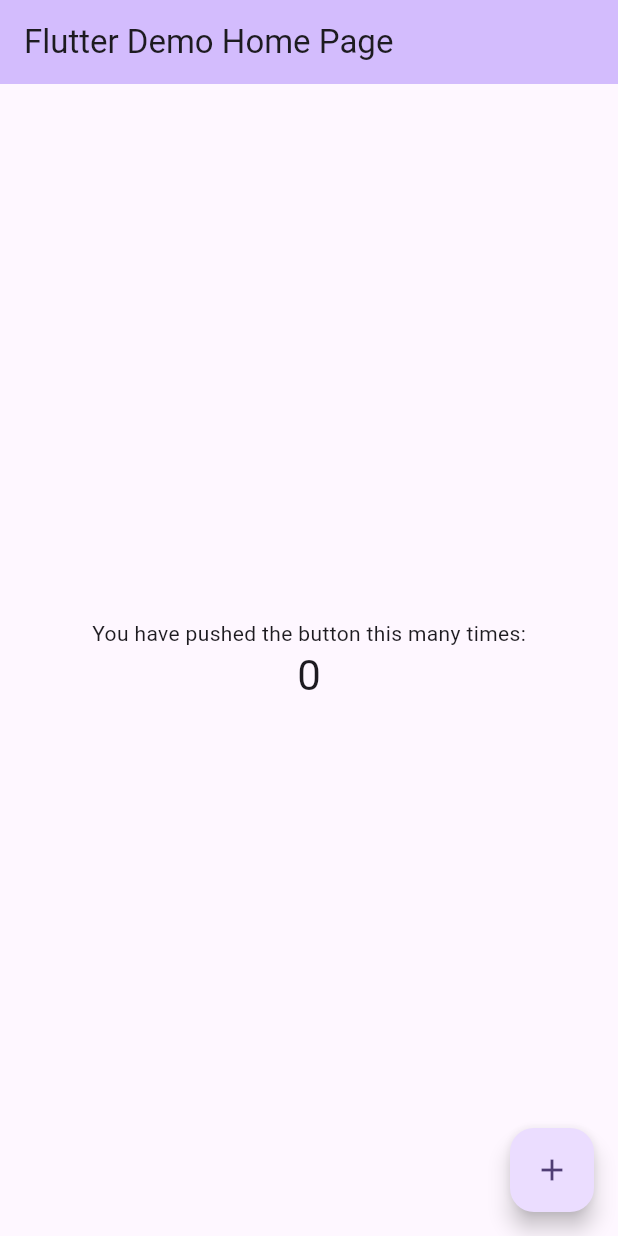
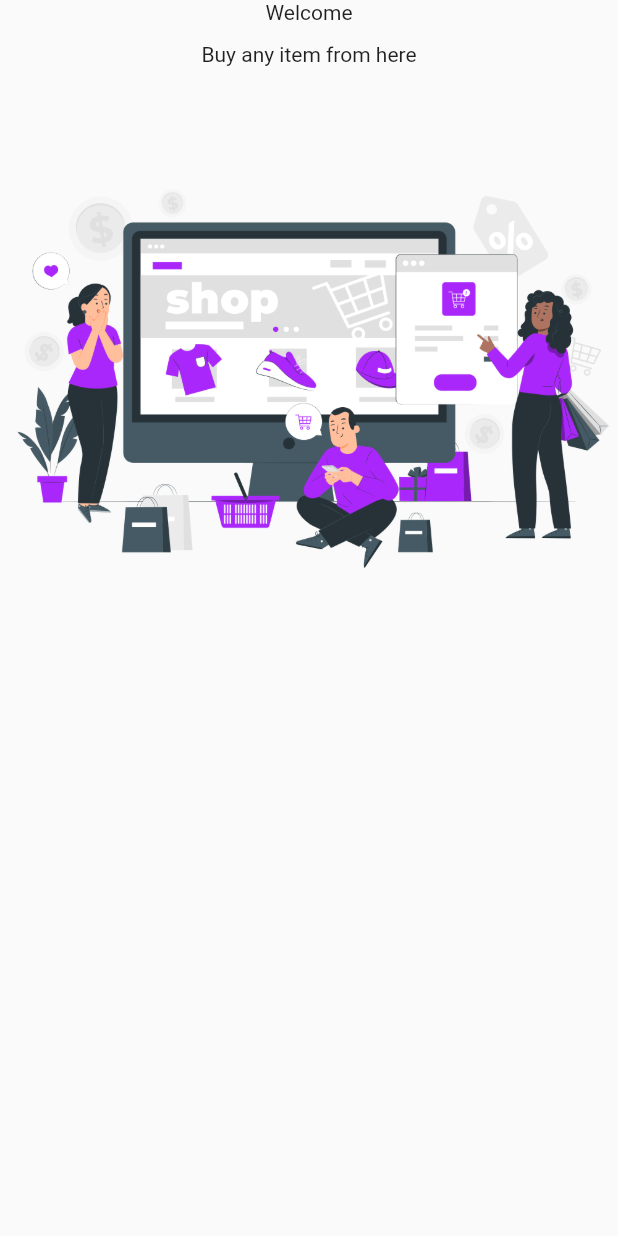
Before and after one commit to deepak20001/ecommerce_app, a Flutter app: the screen it shows after launch, on a phone screen of 412 x 824 dp. Run offline on Flutter 3.47's test engine with Material 2 defaults, Android fonts, the phone set to English and light mode, and no system bars.

Commit message:
designing the home page

```diff
--- a/lib/main.dart
+++ b/lib/main.dart
@@ -1,4 +1,5 @@
 import 'package:flutter/material.dart';
+import 'screens/auth_ui/login/login.dart';
 
 void main() {
   runApp(const MyApp());
@@ -10,116 +11,10 @@ class MyApp extends StatelessWidget {
   // This widget is the root of your application.
   @override
   Widget build(BuildContext context) {
-    return MaterialApp(
-      title: 'Flutter Demo',
-      theme: ThemeData(
-        // This is the theme of your application.
-        //
-        // TRY THIS: Try running your application with "flutter run". You'll see
-        // the application has a blue toolbar. Then, without quitting the app,
-        // try changing the seedColor in the colorScheme below to Colors.green
-        // and then invoke "hot reload" (save your changes or press the "hot
-        // reload" button in a Flutter-supported IDE, or press "r" if you used
-        // the command line to start the app).
-        //
-        // Notice that the counter didn't reset back to zero; the application
-        // state is not lost during the reload. To reset the state, use hot
-        // restart instead.
-        //
-        // This works for code too, not just values: Most code changes can be
-        // tested with just a hot reload.
-        colorScheme: ColorScheme.fromSeed(seedColor: Colors.deepPurple),
-        useMaterial3: true,
-      ),
-      home: const MyHomePage(title: 'Flutter Demo Home Page'),
+    return const MaterialApp(
+      debugShowCheckedModeBanner: false,
+      title: "E Commerce",
+      home: Login(),
     );
   }
 }
-
-class MyHomePage extends StatefulWidget {
-  const MyHomePage({super.key, required this.title});
-
-  // This widget is the home page of your application. It is stateful, meaning
-  // that it has a State object (defined below) that contains fields that affect
-  // how it looks.
-
-  // This class is the configuration for the state. It holds the values (in this
-  // case the title) provided by the parent (in this case the App widget) and
-  // used by the build method of the State. Fields in a Widget subclass are
-  // always marked "final".
-
-  final String title;
-
-  @override
-  State<MyHomePage> createState() => _MyHomePageState();
-}
-
-class _MyHomePageState extends State<MyHomePage> {
-  int _counter = 0;
-
-  void _incrementCounter() {
-    setState(() {
-      // This call to setState tells the Flutter framework that something has
-      // changed in this State, which causes it to rerun the build method below
-      // so that the display can reflect the updated values. If we changed
-      // _counter without calling setState(), then the build method would not be
-      // called again, and so nothing would appear to happen.
-      _counter++;
-    });
-  }
-
-  @override
-  Widget build(BuildContext context) {
-    // This method is rerun every time setState is called, for instance as done
-    // by the _incrementCounter method above.
-    //
-    // The Flutter framework has been optimized to make rerunning build methods
-    // fast, so that you can just rebuild anything that needs updating rather
-    // than having to individually change instances of widgets.
-    return Scaffold(
-      appBar: AppBar(
-        // TRY THIS: Try changing the color here to a specific color (to
-        // Colors.amber, perhaps?) and trigger a hot reload to see the AppBar
-        // change color while the other colors stay the same.
-        backgroundColor: Theme.of(context).colorScheme.inversePrimary,
-        // Here we take the value from the MyHomePage object that was created by
-        // the App.build method, and use it to set our appbar title.
-        title: Text(widget.title),
-      ),
-      body: Center(
-        // Center is a layout widget. It takes a single child and positions it
-        // in the middle of the parent.
-        child: Column(
-          // Column is also a layout widget. It takes a list of children and
-          // arranges them vertically. By default, it sizes itself to fit its
-          // children horizontally, and tries to be as tall as its parent.
-          //
-          // Column has various properties to control how it sizes itself and
-          // how it positions its children. Here we use mainAxisAlignment to
-          // center the children vertically; the main axis here is the vertical
-          // axis because Columns are vertical (the cross axis would be
-          // horizontal).
-          //
-          // TRY THIS: Invoke "debug painting" (choose the "Toggle Debug Paint"
-          // action in the IDE, or press "p" in the console), to see the
-          // wireframe for each widget.
-          mainAxisAlignment: MainAxisAlignment.center,
-          children: <Widget>[
-            const Text(
-              'You have pushed the button this many times:',
-            ),
-            Text(
-              '$_counter',
-              style: Theme.of(context).textTheme.headlineMedium,
-            ),
-          ],
-        ),
-      ),
-      floatingActionButton: FloatingActionButton(
-        onPressed: _incrementCounter,
-        tooltip: 'Increment',
-        child: const Icon(Icons.add),
-      ), // This trailing comma makes auto-formatting nicer for build methods.
-    );
-  }
-}
--- /dev/null
+++ b/lib/screens/auth_ui/login/login.dart
@@ -0,0 +1,21 @@
+import 'package:flutter/material.dart';
+
+class Login extends StatelessWidget {
+  const Login({super.key});
+
+  @override
+  Widget build(BuildContext context) {
+    return Scaffold(
+      body: Column(
+        children: [
+          const Text("Welcome"),
+          const SizedBox(
+            height: 12,
+          ),
+          const Text("Buy any item from here"),
+          Image.asset("assets/images/welcome.png"),
+        ],
+      ),
+    );
+  }
+}
--- a/pubspec.yaml
+++ b/pubspec.yaml
@@ -59,8 +59,8 @@ flutter:
   uses-material-design: true
 
   # To add assets to your application, add an assets section, like this:
-  # assets:
-  #   - images/a_dot_burr.jpeg
+  assets:
+    - assets/images/
   #   - images/a_dot_ham.jpeg
 
   # An image asset can refer to one or more resolution-specific "variants", see
```
Also changed, not shown: assets/images/welcome.png (added), lib/constants/asset_images.dart (added).
